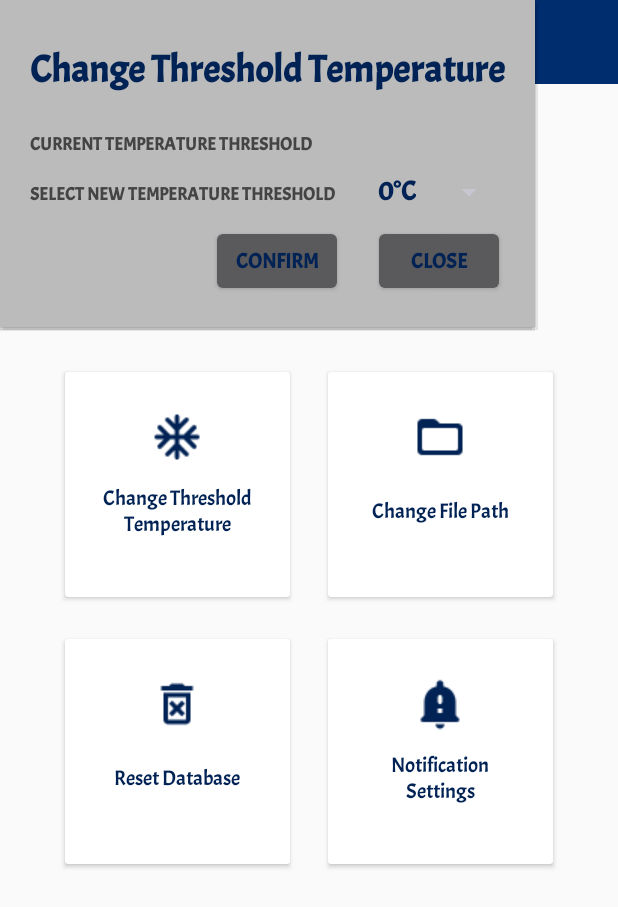
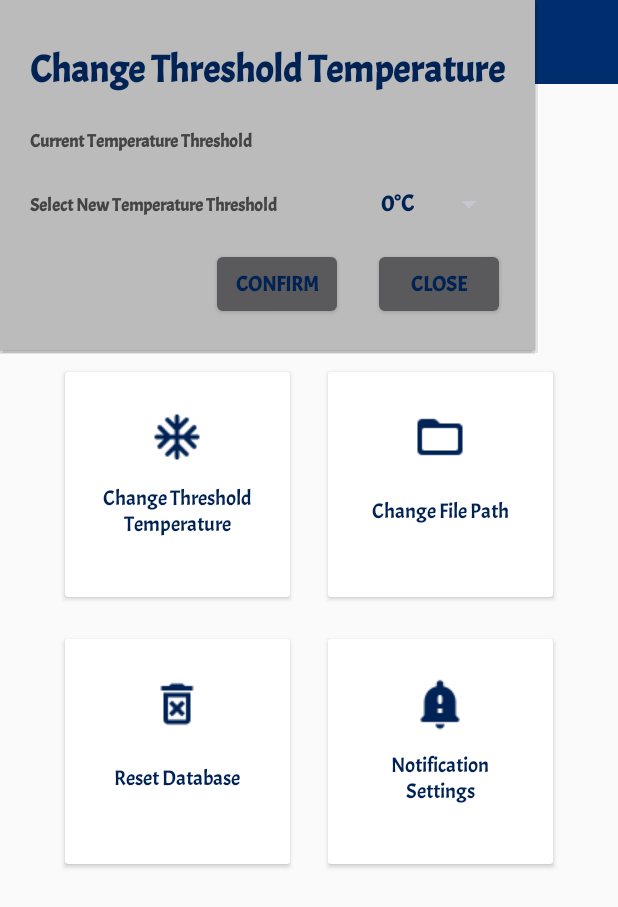
Before and after one commit to Reddhi/Hermes, an Android app: the SettingsActivity screen opened directly, with no data from a screen before it, after a tap on "Change Threshold Temperature", on a phone screen of 412 x 824 dp. Shown: the top 907 px of the screen. Run offline under Robolectric (Android 15) with nearby library versions, the phone set to English and light mode, and no system bars; our stand-ins replace Firebase (no records; nobody signed in at launch, a user with empty details on screens opened directly); 2 statements that could not run were skipped.

Commit message:
Layout Changes

```diff
--- a/app/src/main/res/layout/popup_settings_temperature.xml
+++ b/app/src/main/res/layout/popup_settings_temperature.xml
@@ -34,7 +34,7 @@
             android:fontFamily="@font/acme"
             android:textColor="@color/colorGrayDark"
             android:textSize="12sp"
-            android:textAllCaps="true"/>
+            android:lines="2"/>
 
         <TextView
             android:id="@+id/current_temperature_value"
@@ -44,7 +44,7 @@
             android:textStyle="bold"
             android:fontFamily="@font/acme"
             android:textColor="@color/colorPrimaryDark"
-            android:textSize="18sp"
+            android:textSize="15sp"
             android:textAllCaps="true"
             android:gravity="center"/>
     </LinearLayout>
@@ -65,7 +65,7 @@
             android:fontFamily="@font/acme"
             android:textColor="@color/colorGrayDark"
             android:textSize="12sp"
-            android:textAllCaps="true"/>
+            android:lines="2"/>
 
         <Spinner
             android:id="@+id/temperature_spinner"
--- a/app/src/main/res/layout/temperature_spinner_item.xml
+++ b/app/src/main/res/layout/temperature_spinner_item.xml
@@ -7,7 +7,7 @@
     android:textStyle="bold"
     android:fontFamily="@font/acme"
     android:textColor="@color/colorPrimaryDark"
-    android:textSize="18sp"
+    android:textSize="15sp"
     android:textAllCaps="true"
     android:gravity="end"
     android:layout_gravity="end"
```
Also changed, not shown: app/src/main/res/layout/activity_history.xml (+4 -3 lines).
